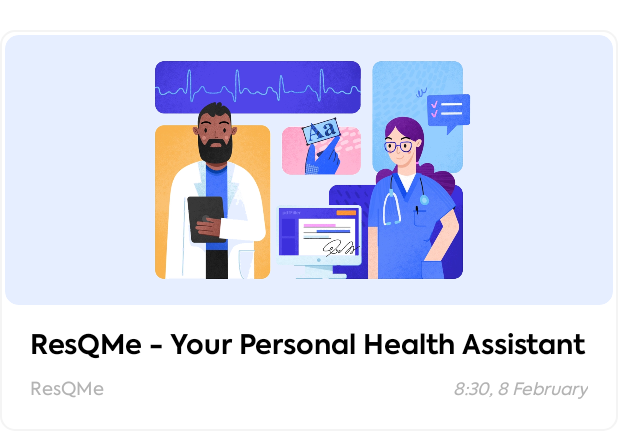
After one commit to theexpensiveinformatics/gfgHackthon, an Android app: the layout broadcast_recycler.xml on its own in the app's theme, with its tools: preview values and no code run, on a phone screen of 412 x 824 dp. The commit adds this screen. Shown: the top 438 px of the screen. Run offline under Robolectric (Android 15) with nearby library versions, the phone set to English and light mode, and no system bars.

Commit message:
Broadcast only

```diff
--- a/app/src/main/res/layout/activity_ecall.xml
+++ b/app/src/main/res/layout/activity_ecall.xml
@@ -78,7 +78,7 @@
                 android:layout_width="match_parent"
                 android:layout_height="match_parent"
                 android:orientation="vertical"
-                android:visibility="gone">
+                android:visibility="visible">
 
                 <LinearLayout
                     android:id="@+id/sr_one_con"
@@ -216,7 +216,7 @@
                     android:fontFamily="@font/regular"
                     android:gravity="center"
                     android:shadowColor="@color/text_secondary"
-                    android:text="Auto calling feature is enabled,\nThis feature call automatically whenever\n your phone shaking too much."
+                    android:text="Open this app and then lock your phone.\nIt automatically calls each time you push the power button."
                     android:textSize="12dp" />
 
             </LinearLayout>
--- /dev/null
+++ b/app/src/main/res/layout/broadcast_recycler.xml
@@ -0,0 +1,80 @@
+<?xml version="1.0" encoding="utf-8"?>
+<LinearLayout xmlns:android="http://schemas.android.com/apk/res/android"
+    android:layout_width="match_parent"
+    android:layout_height="wrap_content"
+    android:layout_marginTop="20dp"
+    xmlns:app="http://schemas.android.com/apk/res-auto">
+
+    <LinearLayout
+        android:id="@+id/con_msg"
+        android:layout_width="match_parent"
+        android:layout_height="wrap_content"
+        android:background="@drawable/cud_noti"
+        android:orientation="vertical">
+
+        <androidx.cardview.widget.CardView
+            android:layout_width="match_parent"
+            android:layout_height="180dp"
+            android:layout_margin="3dp"
+            app:cardBackgroundColor="@color/broadcastbg"
+            app:cardCornerRadius="9dip"
+            app:cardElevation="0dp"
+            app:cardMaxElevation="0dp">
+
+            <ImageView
+                android:id="@+id/imageset"
+                android:layout_width="wrap_content"
+                android:layout_height="wrap_content"
+                android:src="@drawable/medical"
+                android:scaleType="fitCenter"
+                app:srcCompat="@drawable/medical" />
+        </androidx.cardview.widget.CardView>
+
+        <TextView
+            android:id="@+id/headtxt"
+            android:layout_width="match_parent"
+            android:layout_height="wrap_content"
+            android:layout_marginLeft="20dp"
+            android:layout_marginTop="10dp"
+            android:layout_marginRight="20dp"
+            android:layout_marginBottom="8dp"
+            android:fontFamily="@font/bold"
+            android:text="ResQMe - Your Personal Health Assistant"
+            android:textColor="@color/text_primary"
+            android:textSize="18dp" />
+
+        <LinearLayout
+            android:layout_width="match_parent"
+            android:layout_height="match_parent"
+            android:orientation="horizontal">
+
+            <TextView
+                android:id="@+id/publishertxt"
+                android:layout_width="wrap_content"
+                android:layout_height="wrap_content"
+                android:layout_marginLeft="20dp"
+                android:layout_marginBottom="20dp"
+                android:layout_weight="1"
+                android:fontFamily="@font/regular"
+                android:gravity="left|center_vertical"
+                android:text="@string/app_name"
+                android:textColor="@color/text_secondary"
+                android:textSize="12dp" />
+
+            <TextView
+                android:id="@+id/timeb"
+                android:layout_width="wrap_content"
+                android:layout_height="wrap_content"
+                android:layout_marginRight="20dp"
+                android:layout_marginBottom="20dp"
+                android:fontFamily="@font/regular"
+                android:gravity="left|center_vertical"
+                android:text="8:30, 8 February"
+                android:textColor="@color/text_secondary"
+                android:textSize="11dp"
+                android:textStyle="italic" />
+
+        </LinearLayout>
+    </LinearLayout>
+
+</LinearLayout>
--- a/gradle.properties
+++ b/gradle.properties
@@ -6,7 +6,7 @@
 # http://www.gradle.org/docs/current/userguide/build_environment.html
 # Specifies the JVM arguments used for the daemon process.
 # The setting is particularly useful for tweaking memory settings.
-org.gradle.jvmargs=-Xmx2048m -Dfile.encoding=UTF-8
+org.gradle.jvmargs=-Xmx9216m -Dfile.encoding=UTF-8
 # When configured, Gradle will run in incubating parallel mode.
 # This option should only be used with decoupled projects. More details, visit
 # http://www.gradle.org/docs/current/userguide/multi_project_builds.html#sec:decoupled_projects
```
Also changed, not shown: app/build.gradle (+14 -8 lines), app/src/main/AndroidManifest.xml (+8 -1 lines), app/src/main/java/error404/gfg/healthcare/Artical.java (added, +14 -0 lines), app/src/main/java/error404/gfg/healthcare/ECall.java (+33 -0 lines), app/src/main/java/error404/gfg/healthcare/Model.java (added, +63 -0 lines), app/src/main/java/error404/gfg/healthcare/ThirdFragment.java (+78 -1 lines), app/src/main/java/error404/gfg/healthcare/ViewHolder.java (added, +68 -0 lines), app/src/main/res/layout/activity_artical.xml (added, +9 -0 lines), app/src/main/res/layout/fragment_third.xml (+7 -0 lines), gradle/wrapper/gradle-wrapper.properties.
